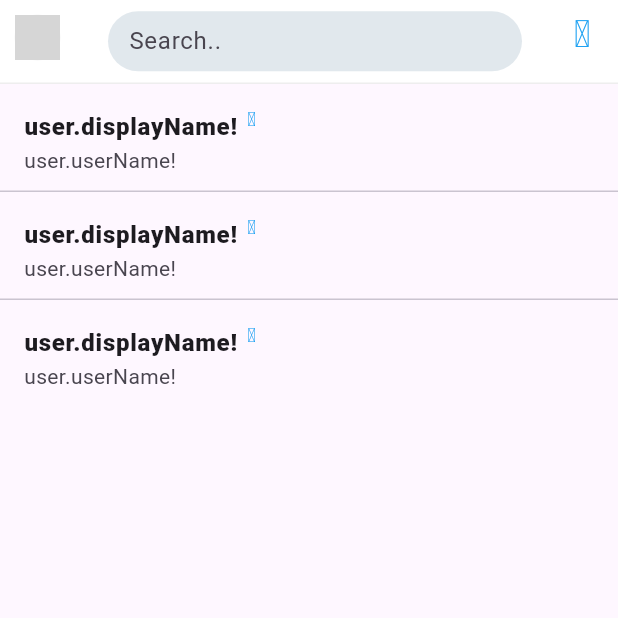
After one commit to hfzsaad/twitter-clone-flutter-ui, a Flutter app: the SearchScreen screen opened directly, on a phone screen of 412 x 824 dp, the top half of it. The commit adds this screen. Run offline on Flutter 3.47's test engine with Material 3 defaults, Android fonts, the phone set to English and light mode, and no system bars; our stand-ins replace cached_network_image; network calls fail; grey boxes are pictures that could not be loaded.

Commit message:
Search page added

```diff
--- a/lib/UI/home/home_screen.dart
+++ b/lib/UI/home/home_screen.dart
@@ -1,11 +1,7 @@
-import 'dart:async';
-import 'package:flutter/foundation.dart';
 import 'package:flutter/material.dart';
-import 'package:provider/provider.dart';
 import 'package:twitter_clone/UI/feed/feed_screen.dart';
+import 'package:twitter_clone/UI/search/SearchPage.dart';
 import 'package:twitter_clone/common_widgets/bottomMenuBar/bottomMenuBar.dart';
-
-import '../../state/appState.dart';
 
 class HomeScreen extends StatefulWidget {
   const HomeScreen({Key? key}) : super(key: key);
@@ -30,12 +26,12 @@ class _HomeScreenState extends State<HomeScreen> {
           scaffoldKey: _scaffoldKey,
           refreshIndicatorKey: refreshIndicatorKey,
         );
-      // case 1:
-      //   return SearchPage(scaffoldKey: _scaffoldKey);
-      // case 2:
-      //   return NotificationPage(scaffoldKey: _scaffoldKey);
-      // case 3:
-      //   return ChatListPage(scaffoldKey: _scaffoldKey);
+      case 1:
+        return SearchScreen(scaffoldKey: _scaffoldKey);
+      case 2:
+        return SearchScreen(scaffoldKey: _scaffoldKey);
+      case 3:
+        return SearchScreen(scaffoldKey: _scaffoldKey);
       default:
         return FeedScreen(scaffoldKey: _scaffoldKey);
     }
--- /dev/null
+++ b/lib/UI/search/SearchPage.dart
@@ -0,0 +1,96 @@
+import 'package:flutter/material.dart';
+
+import '../../common_widgets/BottomMenuBar/tabItem.dart';
+import '../../common_widgets/app_icons.dart';
+import '../../common_widgets/custom_app_bar.dart';
+import '../../utils/colors.dart';
+
+class SearchScreen extends StatefulWidget {
+  const SearchScreen({Key? key, this.scaffoldKey}) : super(key: key);
+
+  final GlobalKey<ScaffoldState>? scaffoldKey;
+
+  @override
+  State<StatefulWidget> createState() => _SearchScreenState();
+}
+
+class _SearchScreenState extends State<SearchScreen> {
+  @override
+  void initState() {
+    super.initState();
+  }
+
+  void onSettingIconPressed() {
+    Navigator.pushNamed(context, '/TrendsPage');
+  }
+
+  @override
+  Widget build(BuildContext context) {
+    return Scaffold(
+      appBar: CustomAppBar(
+        scaffoldKey: widget.scaffoldKey,
+        icon: AppIcon.settings,
+        onActionPressed: onSettingIconPressed,
+        onSearchChanged: (text) {
+          // state.filterByUsername(text);
+        },
+      ),
+      body: RefreshIndicator(
+        onRefresh: () async {
+          // state.getDataFromDatabase();
+          return Future.value();
+        },
+        child: ListView.separated(
+          addAutomaticKeepAlives: false,
+          physics: const BouncingScrollPhysics(),
+          itemBuilder: (context, index) => const _UserTile(),
+          separatorBuilder: (_, index) => const Divider(
+            height: 0,
+          ),
+          itemCount: 3,
+        ),
+      ),
+    );
+  }
+}
+
+class _UserTile extends StatelessWidget {
+  const _UserTile({Key? key}) : super(key: key);
+  // final UserModel user;
+
+  @override
+  Widget build(BuildContext context) {
+    return ListTile(
+      onTap: () {
+        // Navigator.push(context, ProfilePage.getRoute(profileId: user.userId!));
+      },
+      // leading: CircularImage(path: user.profilePic, height: 40),
+      title: Row(
+        crossAxisAlignment: CrossAxisAlignment.start,
+        children: <Widget>[
+          const Flexible(
+              child: Text(
+            "user.displayName!",
+            style: TextStyle(
+                fontSize: 16,
+                fontWeight: FontWeight.w800,
+                overflow: TextOverflow.ellipsis),
+          )),
+          const SizedBox(width: 3),
+          // user.isVerified!
+          //     ?
+          customIcon(
+                  context,
+                  icon: AppIcon.blueTick,
+                  isTwitterIcon: true,
+                  iconColor: AppColor.primary,
+                  size: 13,
+                  paddingIcon: 3,
+                )
+              // : const SizedBox(width: 0),
+        ],
+      ),
+      subtitle: const Text("user.userName!"),
+    );
+  }
+}
--- /dev/null
+++ b/lib/common_widgets/circular_image.dart
@@ -0,0 +1,41 @@
+import 'package:cached_network_image/cached_network_image.dart';
+import 'package:flutter/material.dart';
+
+class CircularImage extends StatelessWidget {
+  const CircularImage(
+      {Key? key, this.path, this.height = 50, this.isBorder = false})
+      : super(key: key);
+  final String? path;
+  final double height;
+  final bool isBorder;
+
+  @override
+  Widget build(BuildContext context) {
+    return Container(
+      decoration: BoxDecoration(
+        shape: BoxShape.circle,
+        border:
+            Border.all(color: Colors.grey.shade100, width: isBorder ? 2 : 0),
+      ),
+      child: CircleAvatar(
+        maxRadius: height / 2,
+        backgroundColor: Theme.of(context).cardColor,
+        backgroundImage:
+            customAdvanceNetworkImage(path ?? 'https://encrypted-tbn0.gstatic.com/images?q=tbn:ANd9GcQ6TaCLCqU4K0ieF27ayjl51NmitWaJAh_X0r1rLX4gMvOe0MDaYw&s'),
+      ),
+    );
+  }
+}
+
+CachedNetworkImageProvider customAdvanceNetworkImage(String? path) {
+  if (path ==
+      'http://www.azembelani.co.za/wp-content/uploads/2016/07/20161014_58006bf6e7079-3.png') {
+    path = 'https://encrypted-tbn0.gstatic.com/images?q=tbn:ANd9GcQ6TaCLCqU4K0ieF27ayjl51NmitWaJAh_X0r1rLX4gMvOe0MDaYw&s';
+  } else {
+    path ??= 'https://encrypted-tbn0.gstatic.com/images?q=tbn:ANd9GcQ6TaCLCqU4K0ieF27ayjl51NmitWaJAh_X0r1rLX4gMvOe0MDaYw&s';
+  }
+  return CachedNetworkImageProvider(
+    path,
+    cacheKey: path,
+  );
+}
--- /dev/null
+++ b/lib/common_widgets/custom_app_bar.dart
@@ -0,0 +1,149 @@
+import 'package:flutter/material.dart';
+import 'package:twitter_clone/common_widgets/extention.dart';
+
+import '../utils/colors.dart';
+import 'BottomMenuBar/tabItem.dart';
+import 'circular_image.dart';
+
+class CustomAppBar extends StatelessWidget implements PreferredSizeWidget {
+  const CustomAppBar(
+      {Key? key,
+      // this.leading,
+      this.title,
+      // this.actions,
+      this.scaffoldKey,
+      this.icon,
+      this.onActionPressed,
+      this.textController,
+      this.isBackButton = false,
+      this.isCrossButton = false,
+      this.submitButtonText,
+      this.isSubmitDisable = true,
+      this.isBottomLine = true,
+      this.onSearchChanged})
+      : super(key: key);
+
+  // final List<Widget>? actions;
+  final Size appBarHeight = const Size.fromHeight(56.0);
+  final IconData? icon;
+  final bool isBackButton;
+  final bool isBottomLine;
+  final bool isCrossButton;
+  final bool isSubmitDisable;
+  // final Widget leading;
+  final Function? onActionPressed;
+  final GlobalKey<ScaffoldState>? scaffoldKey;
+  final String? submitButtonText;
+  final TextEditingController? textController;
+  final Widget? title;
+  final ValueChanged<String>? onSearchChanged;
+
+  @override
+  Size get preferredSize => appBarHeight;
+
+  Widget _searchField() {
+    return Container(
+        height: 50,
+        padding: const EdgeInsets.symmetric(vertical: 5),
+        child: TextField(
+          onChanged: onSearchChanged,
+          controller: textController,
+          decoration: const InputDecoration(
+            border: OutlineInputBorder(
+              borderSide: BorderSide(width: 0, style: BorderStyle.none),
+              borderRadius: BorderRadius.all(
+                Radius.circular(25.0),
+              ),
+            ),
+            hintText: 'Search..',
+            fillColor: AppColor.extraLightGrey,
+            filled: true,
+            focusColor: Colors.white,
+            contentPadding: EdgeInsets.symmetric(horizontal: 10, vertical: 0),
+          ),
+        ));
+  }
+
+  List<Widget> _getActionButtons(BuildContext context) {
+    return <Widget>[
+      submitButtonText != null
+          ? Padding(
+              padding: const EdgeInsets.symmetric(horizontal: 10, vertical: 12),
+              child: Container(
+                alignment: Alignment.center,
+                padding:
+                    const EdgeInsets.symmetric(horizontal: 20, vertical: 0),
+                decoration: BoxDecoration(
+                  color: !isSubmitDisable
+                      ? Theme.of(context).primaryColor
+                      : Theme.of(context).primaryColor.withAlpha(150),
+                  borderRadius: BorderRadius.circular(20),
+                ),
+                child: Text(
+                  submitButtonText!,
+                  style:
+                      TextStyle(color: Theme.of(context).colorScheme.onPrimary),
+                ),
+              ).ripple(
+                () {
+                  if (onActionPressed != null) onActionPressed!();
+                },
+                borderRadius: BorderRadius.circular(40),
+              ),
+            )
+          : icon == null
+              ? Container()
+              : IconButton(
+                  onPressed: () {
+                    if (onActionPressed != null) onActionPressed!();
+                  },
+                  icon: customIcon(context,
+                      icon: icon!,
+                      isTwitterIcon: true,
+                      iconColor: AppColor.primary,
+                      size: 25),
+                )
+    ];
+  }
+
+  Widget _getUserAvatar(BuildContext context) {
+    return Padding(
+      padding: const EdgeInsets.all(10),
+      child: const CircularImage(
+        path: 'https://encrypted-tbn0.gstatic.com/images?q=tbn:ANd9GcQ6TaCLCqU4K0ieF27ayjl51NmitWaJAh_X0r1rLX4gMvOe0MDaYw&s',
+        height: 30,
+      ).ripple(() {
+        scaffoldKey!.currentState!.openDrawer();
+      }),
+    );
+  }
+
+  @override
+  Widget build(BuildContext context) {
+    return AppBar(
+      iconTheme: const IconThemeData(color: Colors.blue),
+      backgroundColor: Colors.white,
+      leading: isBackButton
+          ? const BackButton()
+          : isCrossButton
+              ? IconButton(
+                  icon: const Icon(Icons.close),
+                  onPressed: () {
+                    Navigator.pop(context);
+                  },
+                )
+              : _getUserAvatar(context),
+      title: title ?? _searchField(),
+      actions: _getActionButtons(context),
+      bottom: PreferredSize(
+        preferredSize: const Size.fromHeight(0.0),
+        child: Container(
+          color: isBottomLine
+              ? Colors.grey.shade200
+              : Theme.of(context).backgroundColor,
+          height: 1.0,
+        ),
+      ),
+    );
+  }
+}
--- /dev/null
+++ b/lib/common_widgets/extention.dart
@@ -0,0 +1,60 @@
+import 'package:flutter/cupertino.dart';
+import 'package:flutter/material.dart';
+
+extension SizeHelper on BuildContext {
+  double get width => MediaQuery.of(this).size.width;
+  double get height => MediaQuery.of(this).size.height;
+
+  double getDimension(context, double unit) {
+    if (width <= 360.0) {
+      return unit / 1.3;
+    } else {
+      return unit;
+    }
+  }
+}
+
+extension OnPressed on Widget {
+  Widget ripple(Function? onPressed,
+          {BorderRadiusGeometry borderRadius =
+              const BorderRadius.all(Radius.circular(5))}) =>
+      Stack(
+        children: <Widget>[
+          this,
+          Positioned(
+            left: 0,
+            right: 0,
+            top: 0,
+            bottom: 0,
+            child: TextButton(
+                style: ButtonStyle(
+                    padding: MaterialStateProperty.all(EdgeInsets.zero),
+                    shape: MaterialStateProperty.all(
+                      RoundedRectangleBorder(borderRadius: borderRadius),
+                    )),
+                onPressed: () {
+                  if (onPressed != null) {
+                    onPressed();
+                  }
+                },
+                child: Container()),
+          )
+        ],
+      );
+}
+
+extension StringHelper on String {
+  String takeOnly(int value) {
+    if (length > value) {
+      return substring(0, value) + " ...";
+    }
+    return this;
+  }
+
+  String get removeSpaces {
+    if (length > 0) {
+      return replaceAll(RegExp(r"\n+"), "\n");
+    }
+    return this;
+  }
+}
--- a/lib/utils/routes.dart
+++ b/lib/utils/routes.dart
@@ -2,6 +2,7 @@ import 'package:flutter/material.dart';
 import 'package:twitter_clone/UI/authentication/sign_in_screen.dart';
 import 'package:twitter_clone/UI/authentication/sign_up_screen.dart';
 import 'package:twitter_clone/UI/authentication/verify_email_screen.dart';
+import 'package:twitter_clone/UI/search/SearchPage.dart';
 
 import '../UI/authentication/forgot_password_screen.dart';
 import '../UI/authentication/welcome_screen.dart';
@@ -73,19 +74,19 @@ class Routes {
             builder: (BuildContext context) => const WelcomeScreen());
       case "SignIn":
         return CustomRoute<bool>(
-            builder: (BuildContext context) => SignInScreen());
+            builder: (BuildContext context) => const SignInScreen());
       case "SignUp":
         return CustomRoute<bool>(
-            builder: (BuildContext context) => SignUpScreen());
+            builder: (BuildContext context) => const SignUpScreen());
       case "ForgetPasswordPage":
         return CustomRoute<bool>(
             builder: (BuildContext context) => const ForgetPasswordScreen());
       case "VerifyEmailPage":
         return CustomRoute<bool>(
-            builder: (BuildContext context) => VerifyEmailScreen());
-      // case "SearchPage":
-      //   return CustomRoute<bool>(
-      //       builder: (BuildContext context) => SearchPage());
+            builder: (BuildContext context) => const VerifyEmailScreen());
+      case "SearchPage":
+        return CustomRoute<bool>(
+            builder: (BuildContext context) => const SearchScreen());
       // case "ImageViewPge":
       //   return CustomRoute<bool>(
       //       builder: (BuildContext context) => const ImageViewPge());
--- a/pubspec.yaml
+++ b/pubspec.yaml
@@ -37,6 +37,7 @@ dependencies:
   # Use with the CupertinoIcons class for iOS style icons.
   cupertino_icons: ^1.0.2
   provider: ^6.1.2
+  cached_network_image: ^3.3.1
 
 dev_dependencies:
   flutter_test:
```
Also changed, not shown: pubspec.lock, 6 other files.
